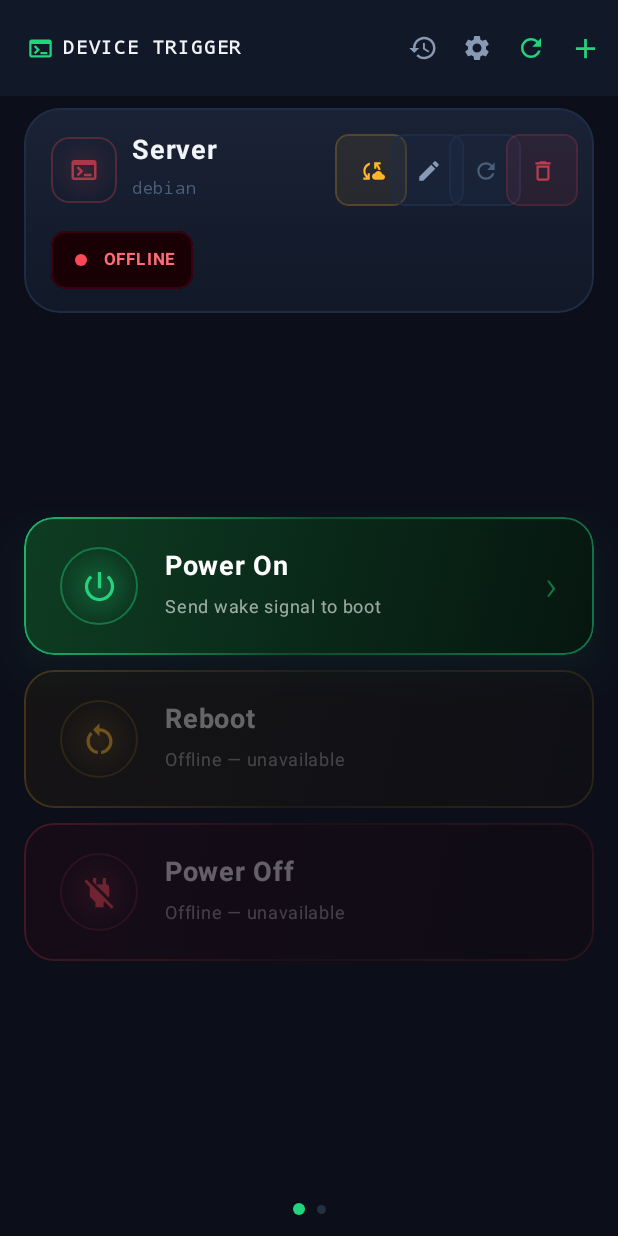
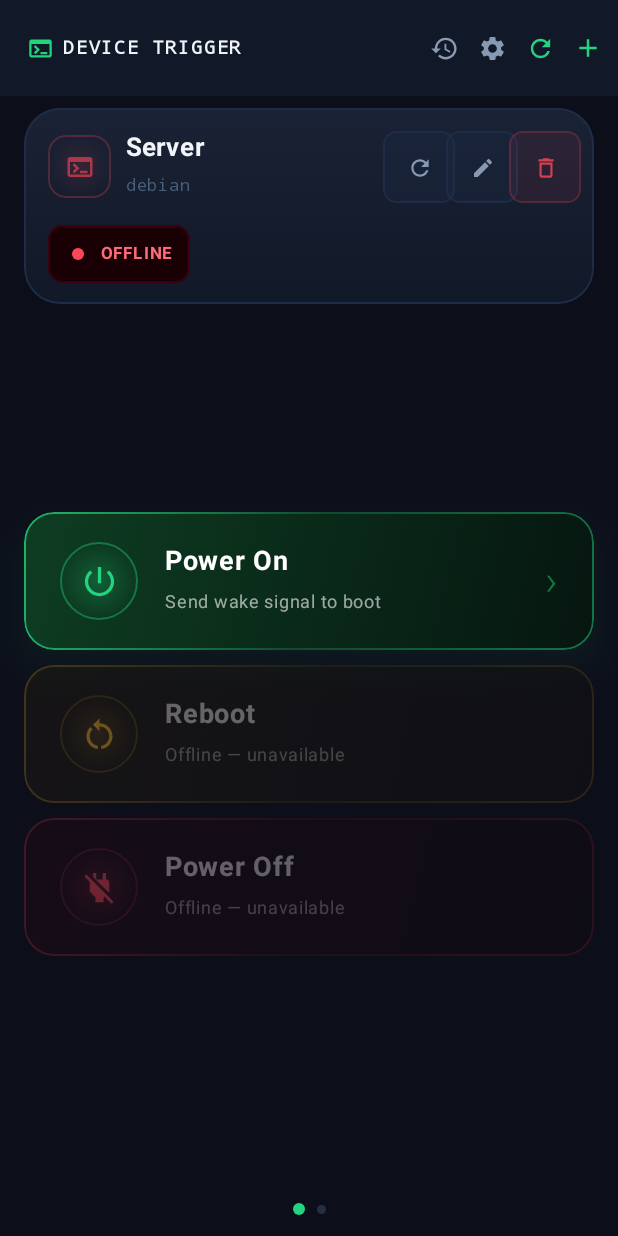
Before and after one commit to vaishnosingh/server-control-app, an Android app built with Jetpack Compose: the screen it shows after launch (MainActivity), on a phone screen of 412 x 824 dp. Run offline under Robolectric (Android 15) with nearby library versions, the phone set to English and light mode, and no system bars; 1 statement that could not run was skipped.

Commit message:
fix: maintain server state on network loss, suppress command sent notifications & unify refresh button (v1.1.6)

```diff
--- a/app/build.gradle.kts
+++ b/app/build.gradle.kts
@@ -11,8 +11,8 @@ android {
         applicationId = "com.expapp.trigger"
         minSdk = 24
         targetSdk = 34
-        versionCode = 9
-        versionName = "1.1.5"
+        versionCode = 10
+        versionName = "1.1.6"
 
         testInstrumentationRunner = "androidx.test.runner.AndroidJUnitRunner"
         vectorDrawables {
--- a/app/src/main/java/com/expapp/trigger/network/TriggerClient.kt
+++ b/app/src/main/java/com/expapp/trigger/network/TriggerClient.kt
@@ -198,7 +198,7 @@ class TriggerClient(
         client.newCall(request).enqueue(object : Callback {
             override fun onFailure(call: Call, e: IOException) {
                 runOnMain {
-                    callback(NodeStatus(isOnline = false, statusText = "OFFLINE"))
+                    callback(NodeStatus(isOnline = false, statusText = "OFFLINE", isReachable = false))
                 }
             }
 
@@ -215,7 +215,7 @@ class TriggerClient(
     fun checkStatusSync(device: DeviceConfig): NodeStatus {
         val baseStatusUrl = device.statusUrl.trim()
         if (baseStatusUrl.isBlank()) {
-            return NodeStatus(isOnline = false, statusText = "NO STATUS URL")
+            return NodeStatus(isOnline = false, statusText = "NO STATUS URL", isReachable = false)
         }
 
         return try {
@@ -226,7 +226,7 @@ class TriggerClient(
                 parseNodeStatus(body, it.isSuccessful)
             }
         } catch (e: Exception) {
-            NodeStatus(isOnline = false, statusText = "OFFLINE")
+            NodeStatus(isOnline = false, statusText = "OFFLINE", isReachable = false)
         }
     }
 
--- a/app/src/main/java/com/expapp/trigger/network/TriggerResult.kt
+++ b/app/src/main/java/com/expapp/trigger/network/TriggerResult.kt
@@ -20,5 +20,6 @@ data class NodeStatus(
     val onSinceIst: String? = null,
     val lastActiveAgo: String? = null,
     val lastActiveIst: String? = null,
-    val timestamp: Long = System.currentTimeMillis()
+    val timestamp: Long = System.currentTimeMillis(),
+    val isReachable: Boolean = true
 )
--- a/app/src/main/java/com/expapp/trigger/ui/screens/DevicePage.kt
+++ b/app/src/main/java/com/expapp/trigger/ui/screens/DevicePage.kt
@@ -318,16 +318,16 @@ fun DevicePage(
             Column(
                 modifier = Modifier
                     .fillMaxWidth()
-                    .padding(horizontal = 18.dp, vertical = 16.dp)
+                    .padding(horizontal = 16.dp, vertical = 14.dp)
             ) {
-                // Title row
+                // Top row: Server Icon + Name / Node (flexible) + Header Actions
                 Row(
                     modifier = Modifier.fillMaxWidth(),
                     verticalAlignment = Alignment.CenterVertically
                 ) {
                     Box(
                         modifier = Modifier
-                            .size(44.dp)
+                            .size(42.dp)
                             .clip(RoundedCornerShape(12.dp))
                             .background(
                                 Brush.radialGradient(
@@ -368,12 +368,12 @@ fun DevicePage(
 
                     Column(
                         modifier = Modifier
-                            .weight(1f)
-                            .padding(end = 6.dp)
+                            .weight(1f, fill = true)
+                            .padding(end = 8.dp)
                     ) {
                         Text(
                             text = device.name,
-                            fontSize = 18.sp,
+                            fontSize = 17.sp,
                             fontWeight = FontWeight.Bold,
                             color = TextPrimary,
                             maxLines = 1,
@@ -391,25 +391,40 @@ fun DevicePage(
                         )
                     }
 
-                    // Action buttons in a fixed non-shrinking Row
+                    // Compact, non-overlapping button bar
                     Row(
                         verticalAlignment = Alignment.CenterVertically,
-                        horizontalArrangement = Arrangement.spacedBy(4.dp)
+                        horizontalArrangement = Arrangement.spacedBy(8.dp)
                     ) {
-                        // Re-fetch R2 JSON config button
+                        // Refresh button (syncs status & R2 endpoints)
                         IconButton(
-                            onClick = onSyncConfig,
+                            onClick = {
+                                if (!isCheckingStatus) {
+                                    onRefreshStatus()
+                                    onSyncConfig()
+                                }
+                            },
                             modifier = Modifier
                                 .size(34.dp)
                                 .clip(RoundedCornerShape(9.dp))
-                                .background(AmberVibrant.copy(alpha = 0.08f))
-                                .border(1.dp, AmberVibrant.copy(alpha = 0.2f), RoundedCornerShape(9.dp))
+                                .background(
+                                    if (isCheckingStatus) GreenVibrant.copy(alpha = 0.15f)
+                                    else BorderSubtle.copy(alpha = 0.25f)
+                                )
+                                .border(
+                                    1.dp,
+                                    if (isCheckingStatus) GreenVibrant.copy(alpha = 0.4f)
+                                    else BorderSubtle,
+                                    RoundedCornerShape(9.dp)
+                                )
                         ) {
                             Icon(
-                                imageVector = Icons.Default.CloudSync,
-                                contentDescription = "Re-fetch R2 JSON",
-                                tint = AmberVibrant,
-                                modifier = Modifier.size(17.dp)
+                                imageVector = Icons.Default.Refresh,
+                                contentDescription = "Refresh server",
+                                tint = if (isCheckingStatus) GreenVibrant else TextSecondary,
+                                modifier = Modifier
+                                    .size(17.dp)
+                                    .rotate(if (isCheckingStatus) spinAngle else 0f)
                             )
                         }
 
@@ -419,41 +434,14 @@ fun DevicePage(
                             modifier = Modifier
                                 .size(34.dp)
                                 .clip(RoundedCornerShape(9.dp))
-                                .background(BorderSubtle.copy(alpha = 0.3f))
+                                .background(BorderSubtle.copy(alpha = 0.25f))
                                 .border(1.dp, BorderSubtle, RoundedCornerShape(9.dp))
                         ) {
                             Icon(
                                 imageVector = Icons.Default.Edit,
                                 contentDescription = "Edit device",
                                 tint = TextSecondary,
-                                modifier = Modifier.size(17.dp)
-                            )
-                        }
-
-                        // Refresh button (spins while checking)
-                        IconButton(
-                            onClick = { if (!isCheckingStatus) onRefreshStatus() },
-                            modifier = Modifier
-                                .size(34.dp)
-                                .clip(RoundedCornerShape(9.dp))
-                                .background(
-                                    if (isCheckingStatus) GreenVibrant.copy(alpha = 0.12f)
-                                    else BorderSubtle.copy(alpha = 0.3f)
-                                )
-                                .border(
-                                    1.dp,
-                                    if (isCheckingStatus) GreenVibrant.copy(alpha = 0.3f)
-                                    else BorderSubtle,
-                                    RoundedCornerShape(9.dp)
-                                )
-                        ) {
-                            Icon(
-                                imageVector = Icons.Default.Refresh,
-                                contentDescription = "Refresh status",
-                                tint = if (isCheckingStatus) GreenVibrant else TextMuted,
-                                modifier = Modifier
-                                    .size(17.dp)
-                                    .rotate(if (isCheckingStatus) spinAngle else 0f)
+                                modifier = Modifier.size(16.dp)
                             )
                         }
 
@@ -464,19 +452,19 @@ fun DevicePage(
                                 .size(34.dp)
                                 .clip(RoundedCornerShape(9.dp))
                                 .background(RedVibrant.copy(alpha = 0.08f))
-                                .border(1.dp, RedVibrant.copy(alpha = 0.15f), RoundedCornerShape(9.dp))
+                                .border(1.dp, RedVibrant.copy(alpha = 0.2f), RoundedCornerShape(9.dp))
                         ) {
                             Icon(
                                 imageVector = Icons.Default.DeleteOutline,
                                 contentDescription = "Remove device",
-                                tint = RedVibrant.copy(alpha = 0.7f),
+                                tint = RedVibrant.copy(alpha = 0.8f),
                                 modifier = Modifier.size(17.dp)
                             )
                         }
                     }
                 }
 
-                Spacer(modifier = Modifier.height(16.dp))
+                Spacer(modifier = Modifier.height(14.dp))
 
                 // ── STATUS ROW ────────────────────────────────────────────
                 Row(
--- a/app/src/main/java/com/expapp/trigger/ui/screens/MainScreen.kt
+++ b/app/src/main/java/com/expapp/trigger/ui/screens/MainScreen.kt
@@ -166,8 +166,10 @@ fun MainScreen(
         triggerClient.checkStatus(device) { status ->
             checkingStatusMap[device.id] = false
             nodeStatuses[device.id] = status
-            // Keep background monitoring synced with the latest live status
-            appSettings.setLastStatus(device.id, status.isOnline)
+            // Only update stored status when server is actually reached
+            if (status.isReachable) {
+                appSettings.setLastStatus(device.id, status.isOnline)
+            }
         }
     }
 
@@ -379,7 +381,7 @@ fun MainScreen(
                     if (availableUpdate != null) {
                         IconButton(
                             onClick = { showUpdateDialog = true },
-                            modifier = Modifier.size(36.dp)
+                            modifier = Modifier.size(32.dp)
                         ) {
                             Box(contentAlignment = Alignment.TopEnd) {
                                 Icon(
@@ -404,55 +406,55 @@ fun MainScreen(
                             historyLogs = historyRepository.getLogs()
                             showHistoryDialog = true
                         },
-                        modifier = Modifier.size(36.dp)
+                        modifier = Modifier.size(32.dp)
                     ) {
                         Icon(
                             Icons.Default.History,
                             contentDescription = "Trigger History",
                             tint = TextSecondary,
-                            modifier = Modifier.size(20.dp)
+                            modifier = Modifier.size(19.dp)
                         )
                     }
 
                     // Settings Button
                     IconButton(
                         onClick = { showSettingsDialog = true },
-                        modifier = Modifier.size(36.dp)
+                        modifier = Modifier.size(32.dp)
                     ) {
                         Icon(
                             Icons.Default.Settings,
                             contentDescription = "Settings",
                             tint = TextSecondary,
-                            modifier = Modifier.size(20.dp)
+                            modifier = Modifier.size(19.dp)
                         )
                     }
 
-                    // R2 Sync Button
+                    // Unified Refresh / Sync Button
                     IconButton(
-                        onClick = { syncEndpoints(true) },
-                        enabled = !isSyncing,
-                        modifier = Modifier.size(36.dp)
+                        onClick = { refreshWholePage() },
+                        enabled = !isSyncing && !isPullRefreshing,
+                        modifier = Modifier.size(32.dp)
                     ) {
                         Icon(
                             Icons.Default.Refresh,
-                            "Sync",
-                            tint = if (isSyncing) TextMuted else GreenVibrant,
+                            "Refresh all",
+                            tint = if (isSyncing || isPullRefreshing) TextMuted else GreenVibrant,
                             modifier = Modifier
-                                .size(20.dp)
-                                .rotate(rotationAngle)
+                                .size(19.dp)
+                                .rotate(if (isSyncing || isPullRefreshing) rotationAngle else 0f)
                         )
                     }
 
                     // Add Device Button
                     IconButton(
                         onClick = { coroutineScope.launch { pagerState.animateScrollToPage(devices.size) } },
-                        modifier = Modifier.size(36.dp)
+                        modifier = Modifier.size(32.dp)
                     ) {
                         Icon(
                             Icons.Default.Add,
                             "Add Device",
                             tint = GreenVibrant,
-                            modifier = Modifier.size(22.dp)
+                            modifier = Modifier.size(20.dp)
                         )
                     }
                 },
```
Also changed, not shown: app/src/main/java/com/expapp/trigger/worker/ActionTriggerWorker.kt (+6 -21 lines), app/src/main/java/com/expapp/trigger/worker/ServerMonitorWorker.kt (+9 -11 lines).
